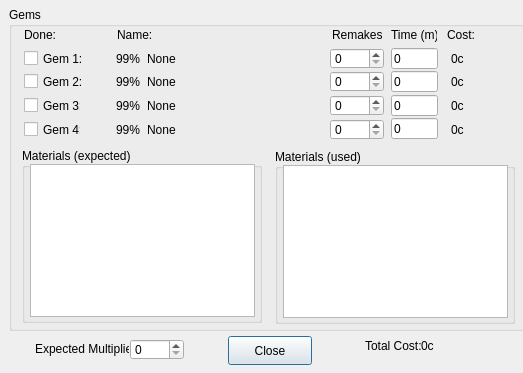
Before: the Qt Designer form CraftWindow.ui in tomkins/spellcraftcalc, drawn with Qt 5.
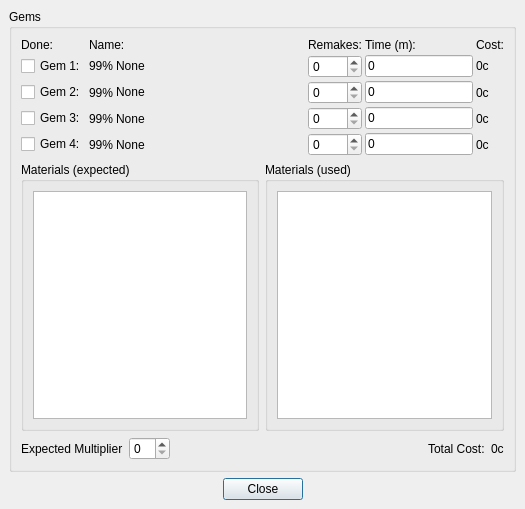
After: the same form once the commit is applied.

Commit message: Layoutized the craft window

```diff
--- a/CraftWindow.ui
+++ b/CraftWindow.ui
@@ -1,530 +1,559 @@
-<ui version="4.0" stdsetdef="1" >
-  <author></author>
-  <comment></comment>
-  <exportmacro></exportmacro>
-  <class>B_CraftWindow</class>
-  <widget class="QDialog" name="B_CraftWindow" >
-    <property name="geometry" >
-      <rect>
-        <x>0</x>
-        <y>0</y>
-        <width>523</width>
-        <height>373</height>
-      </rect>
-    </property>
-    <property name="windowTitle" >
-      <string>Working Item Detail</string>
-    </property>
-    <widget class="QLabel" name="TextLabel8" >
-      <property name="geometry" >
-        <rect>
-          <x>365</x>
-          <y>338</y>
-          <width>57</width>
-          <height>16</height>
-        </rect>
-      </property>
-      <property name="text" >
-        <string>Total Cost:</string>
-      </property>
-    </widget>
-    <widget class="QPushButton" name="Close" >
-      <property name="geometry" >
-        <rect>
-          <x>228</x>
-          <y>336</y>
-          <width>84</width>
-          <height>29</height>
-        </rect>
-      </property>
-      <property name="text" >
-        <string>Close</string>
-      </property>
-    </widget>
-    <widget class="QLabel" name="TotalCost" >
-      <property name="geometry" >
-        <rect>
-          <x>421</x>
-          <y>338</y>
-          <width>103</width>
-          <height>16</height>
-        </rect>
-      </property>
-      <property name="text" >
-        <string>0c</string>
-      </property>
-    </widget>
-    <widget class="QGroupBox" name="GroupBox1" >
-      <property name="geometry" >
-        <rect>
-          <x>9</x>
-          <y>7</y>
-          <width>523</width>
-          <height>324</height>
-        </rect>
-      </property>
-      <property name="title" >
+<ui version="4.0" >
+ <author></author>
+ <comment></comment>
+ <exportmacro></exportmacro>
+ <class>B_CraftWindow</class>
+ <widget class="QDialog" name="B_CraftWindow" >
+  <property name="geometry" >
+   <rect>
+    <x>0</x>
+    <y>0</y>
+    <width>525</width>
+    <height>509</height>
+   </rect>
+  </property>
+  <property name="windowTitle" >
+   <string>Working Item Detail</string>
+  </property>
+  <layout class="QHBoxLayout" >
+   <property name="margin" >
+    <number>9</number>
+   </property>
+   <property name="spacing" >
+    <number>6</number>
+   </property>
+   <item>
+    <layout class="QVBoxLayout" >
+     <property name="margin" >
+      <number>0</number>
+     </property>
+     <property name="spacing" >
+      <number>6</number>
+     </property>
+     <item>
+      <widget class="QGroupBox" name="GroupBox1" >
+       <property name="title" >
         <string>Gems</string>
-      </property>
-      <widget class="QLabel" name="TextLabel1" >
-        <property name="geometry" >
-          <rect>
-            <x>15</x>
-            <y>20</y>
-            <width>36</width>
-            <height>16</height>
-          </rect>
+       </property>
+       <layout class="QVBoxLayout" >
+        <property name="margin" >
+         <number>9</number>
         </property>
-        <property name="text" >
-          <string>Done:</string>
+        <property name="spacing" >
+         <number>6</number>
         </property>
-      </widget>
-      <widget class="QLabel" name="TextLabel5" >
-        <property name="geometry" >
-          <rect>
-            <x>323</x>
-            <y>20</y>
-            <width>50</width>
-            <height>16</height>
-          </rect>
-        </property>
-        <property name="text" >
-          <string>Remakes:</string>
-        </property>
-      </widget>
-      <widget class="QLabel" name="TextLabel6" >
-        <property name="geometry" >
-          <rect>
-            <x>382</x>
-            <y>20</y>
-            <width>46</width>
-            <height>16</height>
-          </rect>
-        </property>
-        <property name="text" >
-          <string>Time (m):</string>
-        </property>
-      </widget>
-      <widget class="QLabel" name="TextLabel7" >
-        <property name="geometry" >
-          <rect>
-            <x>438</x>
-            <y>20</y>
-            <width>30</width>
-            <height>16</height>
-          </rect>
-        </property>
-        <property name="text" >
-          <string>Cost:</string>
-        </property>
-      </widget>
-      <widget class="QLabel" name="Gem1Cost" >
-        <property name="geometry" >
-          <rect>
-            <x>442</x>
-            <y>41</y>
-            <width>73</width>
-            <height>21</height>
-          </rect>
-        </property>
-        <property name="text" >
-          <string>0c</string>
-        </property>
-        <property name="alignment" >
-          <set>Qt::AlignVCenter|Qt::AlignLeft</set>
-        </property>
-      </widget>
-      <widget class="QLabel" name="Gem3Cost" >
-        <property name="geometry" >
-          <rect>
-            <x>442</x>
-            <y>88</y>
-            <width>73</width>
-            <height>21</height>
-          </rect>
-        </property>
-        <property name="text" >
-          <string>0c</string>
-        </property>
-        <property name="alignment" >
-          <set>Qt::AlignVCenter|Qt::AlignLeft</set>
-        </property>
-      </widget>
-      <widget class="QLabel" name="Gem3Name" >
-        <property name="geometry" >
-          <rect>
-            <x>138</x>
-            <y>88</y>
-            <width>163</width>
-            <height>21</height>
-          </rect>
-        </property>
-        <property name="text" >
-          <string>None</string>
-        </property>
-      </widget>
-      <widget class="QLabel" name="Gem4Name" >
-        <property name="geometry" >
-          <rect>
-            <x>138</x>
-            <y>112</y>
-            <width>163</width>
-            <height>21</height>
-          </rect>
-        </property>
-        <property name="text" >
-          <string>None</string>
-        </property>
-      </widget>
-      <widget class="QLineEdit" name="Gem3Time" >
-        <property name="geometry" >
-          <rect>
-            <x>382</x>
-            <y>88</y>
-            <width>47</width>
-            <height>21</height>
-          </rect>
-        </property>
-        <property name="text" >
-          <string>0</string>
-        </property>
-      </widget>
-      <widget class="QLineEdit" name="Gem4Time" >
-        <property name="geometry" >
-          <rect>
-            <x>382</x>
-            <y>111</y>
-            <width>47</width>
-            <height>21</height>
-          </rect>
-        </property>
-        <property name="text" >
-          <string>0</string>
-        </property>
-      </widget>
-      <widget class="QLabel" name="TextLabel2" >
-        <property name="geometry" >
-          <rect>
-            <x>108</x>
-            <y>20</y>
-            <width>36</width>
-            <height>16</height>
-          </rect>
-        </property>
-        <property name="text" >
-          <string>Name:</string>
-        </property>
-      </widget>
-      <widget class="QCheckBox" name="Gem2Done" >
-        <property name="geometry" >
-          <rect>
-            <x>15</x>
-            <y>64</y>
-            <width>59</width>
-            <height>21</height>
-          </rect>
-        </property>
-        <property name="text" >
-          <string>Gem 2:</string>
-        </property>
-      </widget>
-      <widget class="QCheckBox" name="Gem3Done" >
-        <property name="geometry" >
-          <rect>
-            <x>15</x>
-            <y>88</y>
-            <width>57</width>
-            <height>21</height>
-          </rect>
-        </property>
-        <property name="text" >
-          <string>Gem 3:</string>
-        </property>
-      </widget>
-      <widget class="QCheckBox" name="Gem4Done" >
-        <property name="geometry" >
-          <rect>
-            <x>15</x>
-            <y>112</y>
-            <width>57</width>
-            <height>21</height>
-          </rect>
-        </property>
-        <property name="text" >
-          <string>Gem 4:</string>
-        </property>
-      </widget>
-      <widget class="QLabel" name="Gem1Qua" >
-        <property name="geometry" >
-          <rect>
-            <x>103</x>
-            <y>41</y>
-            <width>28</width>
-            <height>21</height>
-          </rect>
-        </property>
-        <property name="text" >
-          <string>99%</string>
-        </property>
-        <property name="alignment" >
-          <set>Qt::AlignVCenter|Qt::AlignRight</set>
-        </property>
-      </widget>
-      <widget class="QSpinBox" name="Gem3Remakes" >
-        <property name="geometry" >
-          <rect>
-            <x>321</x>
-            <y>88</y>
-            <width>54</width>
-            <height>21</height>
-          </rect>
-        </property>
-      </widget>
-      <widget class="QSpinBox" name="Gem4Remakes" >
-        <property name="geometry" >
-          <rect>
-            <x>321</x>
-            <y>112</y>
-            <width>54</width>
-            <height>21</height>
-          </rect>
-        </property>
-      </widget>
-      <widget class="QLabel" name="Gem2Qua" >
-        <property name="geometry" >
-          <rect>
-            <x>103</x>
-            <y>64</y>
-            <width>28</width>
-            <height>21</height>
-          </rect>
-        </property>
-        <property name="text" >
-          <string>99%</string>
-        </property>
-        <property name="alignment" >
-          <set>Qt::AlignVCenter|Qt::AlignRight</set>
-        </property>
-      </widget>
-      <widget class="QLabel" name="Gem3Qua" >
-        <property name="geometry" >
-          <rect>
-            <x>103</x>
-            <y>88</y>
-            <width>28</width>
-            <height>21</height>
-          </rect>
-        </property>
-        <property name="text" >
-          <string>99%</string>
-        </property>
-        <property name="alignment" >
-          <set>Qt::AlignVCenter|Qt::AlignRight</set>
-        </property>
-      </widget>
-      <widget class="QLabel" name="Gem4Qua" >
-        <property name="geometry" >
-          <rect>
-            <x>103</x>
-            <y>112</y>
-            <width>28</width>
-            <height>21</height>
-          </rect>
-        </property>
-        <property name="text" >
-          <string>99%</string>
-        </property>
-        <property name="alignment" >
-          <set>Qt::AlignVCenter|Qt::AlignRight</set>
-        </property>
-      </widget>
-      <widget class="QLabel" name="Gem1Name" >
-        <property name="geometry" >
-          <rect>
-            <x>138</x>
-            <y>41</y>
-            <width>163</width>
-            <height>21</height>
-          </rect>
-        </property>
-        <property name="text" >
-          <string>None</string>
-        </property>
-      </widget>
-      <widget class="QLabel" name="Gem2Name" >
-        <property name="geometry" >
-          <rect>
-            <x>138</x>
-            <y>64</y>
-            <width>163</width>
-            <height>21</height>
-          </rect>
-        </property>
-        <property name="text" >
-          <string>None</string>
-        </property>
-      </widget>
-      <widget class="QSpinBox" name="Gem1Remakes" >
-        <property name="geometry" >
-          <rect>
-            <x>321</x>
-            <y>41</y>
-            <width>54</width>
-            <height>21</height>
-          </rect>
-        </property>
-      </widget>
-      <widget class="QSpinBox" name="Gem2Remakes" >
-        <property name="geometry" >
-          <rect>
-            <x>321</x>
-            <y>64</y>
-            <width>54</width>
-            <height>21</height>
-          </rect>
-        </property>
-      </widget>
-      <widget class="QLineEdit" name="Gem1Time" >
-        <property name="geometry" >
-          <rect>
-            <x>382</x>
-            <y>41</y>
-            <width>47</width>
-            <height>21</height>
-          </rect>
-        </property>
-        <property name="text" >
-          <string>0</string>
-        </property>
-      </widget>
-      <widget class="QLineEdit" name="Gem2Time" >
-        <property name="geometry" >
-          <rect>
-            <x>382</x>
-            <y>64</y>
-            <width>47</width>
-            <height>21</height>
-          </rect>
-        </property>
-        <property name="text" >
-          <string>0</string>
-        </property>
-      </widget>
-      <widget class="QLabel" name="Gem2Cost" >
-        <property name="geometry" >
-          <rect>
-            <x>442</x>
-            <y>64</y>
-            <width>73</width>
-            <height>21</height>
-          </rect>
-        </property>
-        <property name="text" >
-          <string>0c</string>
-        </property>
-        <property name="alignment" >
-          <set>Qt::AlignVCenter|Qt::AlignLeft</set>
-        </property>
-      </widget>
-      <widget class="QLabel" name="Gem4Cost" >
-        <property name="geometry" >
-          <rect>
-            <x>442</x>
-            <y>112</y>
-            <width>73</width>
-            <height>21</height>
-          </rect>
-        </property>
-        <property name="text" >
-          <string>0c</string>
-        </property>
-        <property name="alignment" >
-          <set>Qt::AlignVCenter|Qt::AlignLeft</set>
-        </property>
-      </widget>
-      <widget class="QCheckBox" name="Gem1Done" >
-        <property name="geometry" >
-          <rect>
-            <x>15</x>
-            <y>41</y>
-            <width>59</width>
-            <height>21</height>
-          </rect>
-        </property>
-        <property name="text" >
-          <string>Gem 1:</string>
-        </property>
-      </widget>
-      <widget class="QGroupBox" name="GroupBox2_2" >
-        <property name="geometry" >
-          <rect>
-            <x>266</x>
-            <y>142</y>
-            <width>240</width>
-            <height>175</height>
-          </rect>
-        </property>
-        <property name="title" >
-          <string>Materials (used)</string>
-        </property>
-        <widget class="QTextEdit" name="MatsUsed" >
-          <property name="geometry" >
-            <rect>
-              <x>8</x>
-              <y>16</y>
-              <width>225</width>
-              <height>153</height>
-            </rect>
+        <item>
+         <layout class="QVBoxLayout" >
+          <property name="margin" >
+           <number>0</number>
           </property>
-        </widget>
-      </widget>
-      <widget class="QGroupBox" name="GroupBox2_2_2" >
-        <property name="geometry" >
-          <rect>
-            <x>13</x>
-            <y>141</y>
-            <width>240</width>
-            <height>175</height>
-          </rect>
-        </property>
-        <property name="title" >
-          <string>Materials (expected)</string>
-        </property>
-        <widget class="QTextEdit" name="MatsExpected" >
-          <property name="geometry" >
-            <rect>
-              <x>8</x>
-              <y>16</y>
-              <width>225</width>
-              <height>153</height>
-            </rect>
+          <property name="spacing" >
+           <number>6</number>
           </property>
-        </widget>
+          <item>
+           <layout class="QGridLayout" >
+            <property name="margin" >
+             <number>0</number>
+            </property>
+            <property name="spacing" >
+             <number>3</number>
+            </property>
+            <item row="3" column="5" >
+             <widget class="QLabel" name="Gem3Cost" >
+              <property name="text" >
+               <string>0c</string>
+              </property>
+              <property name="alignment" >
+               <set>Qt::AlignLeading|Qt::AlignLeft|Qt::AlignVCenter</set>
+              </property>
+             </widget>
+            </item>
+            <item row="2" column="3" >
+             <widget class="QSpinBox" name="Gem2Remakes" />
+            </item>
+            <item row="4" column="4" >
+             <widget class="QLineEdit" name="Gem4Time" >
+              <property name="sizePolicy" >
+               <sizepolicy>
+                <hsizetype>4</hsizetype>
+                <vsizetype>0</vsizetype>
+                <horstretch>0</horstretch>
+                <verstretch>0</verstretch>
+               </sizepolicy>
+              </property>
+              <property name="text" >
+               <string>0</string>
+              </property>
+             </widget>
+            </item>
+            <item row="1" column="3" >
+             <widget class="QSpinBox" name="Gem1Remakes" >
+              <property name="sizePolicy" >
+               <sizepolicy>
+                <hsizetype>1</hsizetype>
+                <vsizetype>4</vsizetype>
+                <horstretch>0</horstretch>
+                <verstretch>0</verstretch>
+               </sizepolicy>
+              </property>
+             </widget>
+            </item>
+            <item row="4" column="2" >
+             <widget class="QLabel" name="Gem4Name" >
+              <property name="sizePolicy" >
+               <sizepolicy>
+                <hsizetype>3</hsizetype>
+                <vsizetype>5</vsizetype>
+                <horstretch>0</horstretch>
+                <verstretch>0</verstretch>
+               </sizepolicy>
+              </property>
+              <property name="text" >
+               <string>None</string>
+              </property>
+             </widget>
+            </item>
+            <item row="1" column="5" >
+             <widget class="QLabel" name="Gem1Cost" >
+              <property name="sizePolicy" >
+               <sizepolicy>
+                <hsizetype>5</hsizetype>
+                <vsizetype>4</vsizetype>
+                <horstretch>0</horstretch>
+                <verstretch>0</verstretch>
+               </sizepolicy>
+              </property>
+              <property name="text" >
+               <string>0c</string>
+              </property>
+              <property name="alignment" >
+               <set>Qt::AlignLeading|Qt::AlignLeft|Qt::AlignVCenter</set>
+              </property>
+             </widget>
+            </item>
+            <item row="4" column="5" >
+             <widget class="QLabel" name="Gem4Cost" >
+              <property name="text" >
+               <string>0c</string>
+              </property>
+              <property name="alignment" >
+               <set>Qt::AlignLeading|Qt::AlignLeft|Qt::AlignVCenter</set>
+              </property>
+             </widget>
+            </item>
+            <item row="4" column="3" >
+             <widget class="QSpinBox" name="Gem4Remakes" />
+            </item>
+            <item row="3" column="3" >
+             <widget class="QSpinBox" name="Gem3Remakes" />
+            </item>
+            <item row="2" column="2" >
+             <widget class="QLabel" name="Gem2Name" >
+              <property name="sizePolicy" >
+               <sizepolicy>
+                <hsizetype>3</hsizetype>
+                <vsizetype>4</vsizetype>
+                <horstretch>0</horstretch>
+                <verstretch>0</verstretch>
+               </sizepolicy>
+              </property>
+              <property name="text" >
+               <string>None</string>
+              </property>
+             </widget>
+            </item>
+            <item row="3" column="0" >
+             <widget class="QCheckBox" name="Gem3Done" >
+              <property name="text" >
+               <string>Gem 3:</string>
+              </property>
+             </widget>
+            </item>
+            <item row="2" column="5" >
+             <widget class="QLabel" name="Gem2Cost" >
+              <property name="text" >
+               <string>0c</string>
+              </property>
+              <property name="alignment" >
+               <set>Qt::AlignLeading|Qt::AlignLeft|Qt::AlignVCenter</set>
+              </property>
+             </widget>
+            </item>
+            <item row="0" column="4" >
+             <widget class="QLabel" name="TextLabel6" >
+              <property name="text" >
+               <string>Time (m):</string>
+              </property>
+             </widget>
+            </item>
+            <item row="0" column="3" >
+             <widget class="QLabel" name="TextLabel5" >
+              <property name="text" >
+               <string>Remakes:</string>
+              </property>
+             </widget>
+            </item>
+            <item row="2" column="1" >
+             <widget class="QLabel" name="Gem2Qua" >
+              <property name="text" >
+               <string>99%</string>
+              </property>
+              <property name="alignment" >
+               <set>Qt::AlignRight|Qt::AlignTrailing|Qt::AlignVCenter</set>
+              </property>
+             </widget>
+            </item>
+            <item row="1" column="2" >
+             <widget class="QLabel" name="Gem1Name" >
+              <property name="sizePolicy" >
+               <sizepolicy>
+                <hsizetype>3</hsizetype>
+                <vsizetype>4</vsizetype>
+                <horstretch>0</horstretch>
+                <verstretch>0</verstretch>
+               </sizepolicy>
+              </property>
+              <property name="text" >
+               <string>None</string>
+              </property>
+             </widget>
+            </item>
+            <item row="1" column="1" >
+             <widget class="QLabel" name="Gem1Qua" >
+              <property name="sizePolicy" >
+               <sizepolicy>
+                <hsizetype>5</hsizetype>
+                <vsizetype>4</vsizetype>
+                <horstretch>0</horstretch>
+                <verstretch>0</verstretch>
+               </sizepolicy>
+              </property>
+              <property name="text" >
+               <string>99%</string>
+              </property>
+              <property name="alignment" >
+               <set>Qt::AlignRight|Qt::AlignTrailing|Qt::AlignVCenter</set>
+              </property>
+             </widget>
+            </item>
+            <item row="4" column="0" >
+             <widget class="QCheckBox" name="Gem4Done" >
+              <property name="text" >
+               <string>Gem 4:</string>
+              </property>
+             </widget>
+            </item>
+            <item row="3" column="4" >
+             <widget class="QLineEdit" name="Gem3Time" >
+              <property name="sizePolicy" >
+               <sizepolicy>
+                <hsizetype>4</hsizetype>
+                <vsizetype>0</vsizetype>
+                <horstretch>0</horstretch>
+                <verstretch>0</verstretch>
+               </sizepolicy>
+              </property>
+              <property name="text" >
+               <string>0</string>
+              </property>
+             </widget>
+            </item>
+            <item row="4" column="1" >
+             <widget class="QLabel" name="Gem4Qua" >
+              <property name="text" >
+               <string>99%</string>
+              </property>
+              <property name="alignment" >
+               <set>Qt::AlignRight|Qt::AlignTrailing|Qt::AlignVCenter</set>
+              </property>
+             </widget>
+            </item>
+            <item row="1" column="4" >
+             <widget class="QLineEdit" name="Gem1Time" >
+              <property name="sizePolicy" >
+               <sizepolicy>
+                <hsizetype>4</hsizetype>
+                <vsizetype>4</vsizetype>
+                <horstretch>0</horstretch>
+                <verstretch>0</verstretch>
+               </sizepolicy>
+              </property>
+              <property name="text" >
+               <string>0</string>
+              </property>
+             </widget>
+            </item>
+            <item row="1" column="0" >
+             <widget class="QCheckBox" name="Gem1Done" >
+              <property name="sizePolicy" >
+               <sizepolicy>
+                <hsizetype>1</hsizetype>
+                <vsizetype>4</vsizetype>
+                <horstretch>0</horstretch>
+                <verstretch>0</verstretch>
+               </sizepolicy>
+              </property>
+              <property name="text" >
+               <string>Gem 1:</string>
+              </property>
+             </widget>
+            </item>
+            <item row="2" column="4" >
+             <widget class="QLineEdit" name="Gem2Time" >
+              <property name="sizePolicy" >
+               <sizepolicy>
+                <hsizetype>4</hsizetype>
+                <vsizetype>0</vsizetype>
+                <horstretch>0</horstretch>
+                <verstretch>0</verstretch>
+               </sizepolicy>
+              </property>
+              <property name="text" >
+               <string>0</string>
+              </property>
+             </widget>
+            </item>
+            <item row="0" column="0" >
+             <widget class="QLabel" name="TextLabel1" >
+              <property name="text" >
+               <string>Done:</string>
+              </property>
+             </widget>
+            </item>
+            <item row="3" column="1" >
+             <widget class="QLabel" name="Gem3Qua" >
+              <property name="text" >
+               <string>99%</string>
+              </property>
+              <property name="alignment" >
+               <set>Qt::AlignRight|Qt::AlignTrailing|Qt::AlignVCenter</set>
+              </property>
+             </widget>
+            </item>
+            <item row="2" column="0" >
+             <widget class="QCheckBox" name="Gem2Done" >
+              <property name="text" >
+               <string>Gem 2:</string>
+              </property>
+             </widget>
+            </item>
+            <item row="0" column="1" colspan="2" >
+             <widget class="QLabel" name="TextLabel2" >
+              <property name="sizePolicy" >
+               <sizepolicy>
+                <hsizetype>5</hsizetype>
+                <vsizetype>4</vsizetype>
+                <horstretch>0</horstretch>
+                <verstretch>0</verstretch>
+               </sizepolicy>
+              </property>
+              <property name="text" >
+               <string>Name:</string>
+              </property>
+             </widget>
+            </item>
+            <item row="3" column="2" >
+             <widget class="QLabel" name="Gem3Name" >
+              <property name="sizePolicy" >
+               <sizepolicy>
+                <hsizetype>3</hsizetype>
+                <vsizetype>5</vsizetype>
+                <horstretch>0</horstretch>
+                <verstretch>0</verstretch>
+               </sizepolicy>
+              </property>
+              <property name="text" >
+               <string>None</string>
+              </property>
+             </widget>
+            </item>
+            <item row="0" column="5" >
+             <widget class="QLabel" name="TextLabel7" >
+              <property name="text" >
+               <string>Cost:</string>
+              </property>
+             </widget>
+            </item>
+           </layout>
+          </item>
+          <item>
+           <layout class="QHBoxLayout" >
+            <property name="margin" >
+             <number>0</number>
+            </property>
+            <property name="spacing" >
+             <number>6</number>
+            </property>
+            <item>
+             <widget class="QGroupBox" name="GroupBox2_2_2" >
+              <property name="title" >
+               <string>Materials (expected)</string>
+              </property>
+              <layout class="QVBoxLayout" >
+               <property name="margin" >
+                <number>9</number>
+               </property>
+               <property name="spacing" >
+                <number>6</number>
+               </property>
+               <item>
+                <widget class="QTextEdit" name="MatsExpected" >
+                 <property name="sizePolicy" >
+                  <sizepolicy>
+                   <hsizetype>7</hsizetype>
+                   <vsizetype>7</vsizetype>
+                   <horstretch>0</horstretch>
+                   <verstretch>0</verstretch>
+                  </sizepolicy>
+                 </property>
+                </widget>
+               </item>
+              </layout>
+             </widget>
+            </item>
+            <item>
+             <widget class="QGroupBox" name="GroupBox2_2" >
+              <property name="title" >
+               <string>Materials (used)</string>
+              </property>
+              <layout class="QVBoxLayout" >
+               <property name="margin" >
+                <number>9</number>
+               </property>
+               <property name="spacing" >
+                <number>6</number>
+               </property>
+               <item>
+                <widget class="QTextEdit" name="MatsUsed" />
+               </item>
+              </layout>
+             </widget>
+            </item>
+           </layout>
+          </item>
+         </layout>
+        </item>
+        <item>
+         <layout class="QHBoxLayout" >
+          <property name="margin" >
+           <number>0</number>
+          </property>
+          <property name="spacing" >
+           <number>6</number>
+          </property>
+          <item>
+           <layout class="QHBoxLayout" >
+            <property name="margin" >
+             <number>0</number>
+            </property>
+            <property name="spacing" >
+             <number>6</number>
+            </property>
+            <item>
+             <widget class="QLabel" name="TextLabel1_2" >
+              <property name="text" >
+               <string>Expected Multiplier</string>
+              </property>
+             </widget>
+            </item>
+            <item>
+             <widget class="QSpinBox" name="ExpMultiplier" />
+            </item>
+           </layout>
+          </item>
+          <item>
+           <spacer>
+            <property name="orientation" >
+             <enum>Qt::Horizontal</enum>
+            </property>
+            <property name="sizeHint" >
+             <size>
+              <width>40</width>
+              <height>20</height>
+             </size>
+            </property>
+           </spacer>
+          </item>
+          <item>
+           <layout class="QHBoxLayout" >
+            <property name="margin" >
+             <number>0</number>
+            </property>
+            <property name="spacing" >
+             <number>6</number>
+            </property>
+            <item>
+             <widget class="QLabel" name="TextLabel8" >
+              <property name="text" >
+               <string>Total Cost:</string>
+              </property>
+             </widget>
+            </item>
+            <item>
+             <widget class="QLabel" name="TotalCost" >
+              <property name="text" >
+               <string>0c</string>
+              </property>
+             </widget>
+            </item>
+           </layout>
+          </item>
+         </layout>
+        </item>
+       </layout>
       </widget>
-    </widget>
-    <widget class="QLabel" name="TextLabel1_2" >
-      <property name="geometry" >
-        <rect>
-          <x>35</x>
-          <y>341</y>
-          <width>94</width>
-          <height>16</height>
-        </rect>
-      </property>
-      <property name="text" >
-        <string>Expected Multiplier</string>
-      </property>
-    </widget>
-    <widget class="QSpinBox" name="ExpMultiplier" >
-      <property name="geometry" >
-        <rect>
-          <x>130</x>
-          <y>339</y>
-          <width>54</width>
-          <height>21</height>
-        </rect>
-      </property>
-    </widget>
-  </widget>
-  <pixmapfunction>qPixmapFromMimeSource</pixmapfunction>
+     </item>
+     <item>
+      <layout class="QHBoxLayout" >
+       <property name="margin" >
+        <number>0</number>
+       </property>
+       <property name="spacing" >
+        <number>6</number>
+       </property>
+       <item>
+        <spacer>
+         <property name="orientation" >
+          <enum>Qt::Horizontal</enum>
+         </property>
+         <property name="sizeType" >
+          <enum>QSizePolicy::Expanding</enum>
+         </property>
+         <property name="sizeHint" >
+          <size>
+           <width>16</width>
+           <height>20</height>
+          </size>
+         </property>
+        </spacer>
+       </item>
+       <item>
+        <widget class="QPushButton" name="Close" >
+         <property name="text" >
+          <string>Close</string>
+         </property>
+        </widget>
+       </item>
+       <item>
+        <spacer>
+         <property name="orientation" >
+          <enum>Qt::Horizontal</enum>
+         </property>
+         <property name="sizeHint" >
+          <size>
+           <width>102</width>
+           <height>20</height>
+          </size>
+         </property>
+        </spacer>
+       </item>
+      </layout>
+     </item>
+    </layout>
+   </item>
+  </layout>
+ </widget>
+ <pixmapfunction>qPixmapFromMimeSource</pixmapfunction>
+ <resources/>
+ <connections/>
 </ui>
```
The commit also changes 1 other file.
